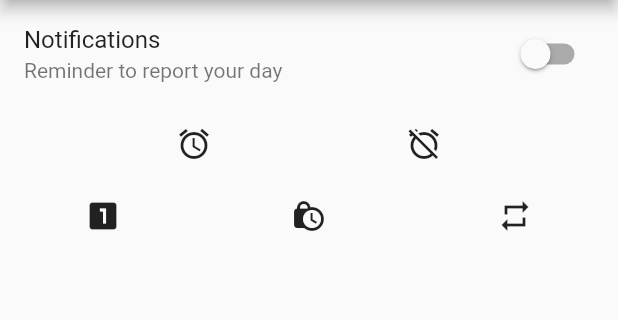
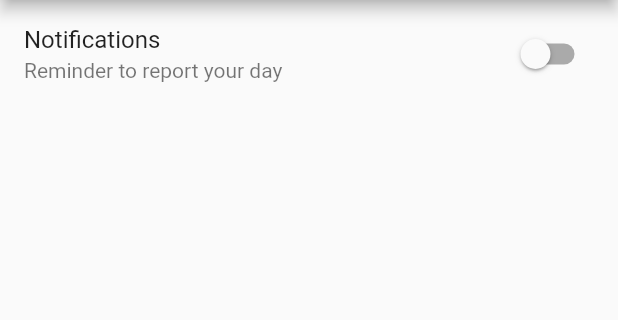
Before and after one commit to Anerak/ProductivityReport_app, a Flutter app: the screen it shows after launch, on a phone screen of 412 x 824 dp, the part 84-404 px from its top. Run offline on Flutter 3.47's test engine with Material 2 defaults, Android fonts, the phone set to English and light mode, and no system bars; our stand-ins replace flutter_local_notifications, hive, hive_flutter, timezone; accounts and stored records are empty; generated files the repository leaves out were written again.

Commit message:
Notification buttons for debug removed.

```diff
--- a/lib/src/views/settings_view.dart
+++ b/lib/src/views/settings_view.dart
@@ -62,12 +62,9 @@ class _SettingsViewState extends State<SettingsView> {
             if (_settings != null && _settings.get('notif_on'))
               ListTile(
                 leading: Icon(Icons.access_alarm),
-                title: Text('Set an hour for the reminder.'),
+                title: Text('Set an hour for the reminder'),
                 trailing: Text(
-                  // Believe me when I say this part is horrible
-                  // but it works.
-                  '${_settings.get('custom_time').first}:${_settings.get('custom_time').last < 10 ? '0' + _settings.get('custom_time').last.toString() : _settings.get('custom_time').last}' ??
-                      '',
+                  _prettyTime(),
                   style: TextStyle(
                     fontSize: 18.0,
                     color: (_settings != null && _settings.get('notif_on'))
@@ -79,8 +76,9 @@ class _SettingsViewState extends State<SettingsView> {
                   TimeOfDay _pickerResult = await showTimePicker(
                     context: context,
                     initialTime: TimeOfDay(
-                        hour: TimeOfDay.now().hour,
-                        minute: TimeOfDay.now().minute + 3),
+                      hour: TimeOfDay.now().hour,
+                      minute: TimeOfDay.now().minute + 3,
+                    ),
                   );
 
                   if (_pickerResult != null) {
@@ -98,56 +96,24 @@ class _SettingsViewState extends State<SettingsView> {
                   }
                 },
               ),
-            Row(
-              mainAxisAlignment: MainAxisAlignment.spaceEvenly,
-              children: [
-                IconButton(
-                  icon: Icon(Icons.access_alarms),
-                  tooltip: 'Show Notifications List',
-                  onPressed: () async {
-                    print(await _localNotifications.pendingNotifications());
-                  },
-                ),
-                IconButton(
-                  icon: Icon(Icons.alarm_off),
-                  tooltip: 'Cancel Notifications',
-                  onPressed: () async {
-                    print(await _localNotifications.cancelNotifications());
-                  },
-                ),
-              ],
-            ),
-            Row(
-              mainAxisAlignment: MainAxisAlignment.spaceAround,
-              children: [
-                IconButton(
-                  icon: Icon(Icons.looks_one),
-                  tooltip: 'Single Notification',
-                  onPressed: () {
-                    _localNotifications.simpleNotification();
-                  },
-                ),
-                IconButton(
-                  icon: Icon(Icons.lock_clock),
-                  tooltip: 'Schedule Notification',
-                  onPressed: () {
-                    _localNotifications.scheduleNotification(
-                        id: 99, sound: true);
-                  },
-                ),
-                IconButton(
-                  icon: Icon(Icons.repeat),
-                  tooltip: 'Recurrent Notification',
-                  onPressed: () {
-                    _localNotifications.periodicNotification(sound: true);
-                  },
-                ),
-              ],
-            ),
           ],
         )),
       ),
     );
+  }
+
+  String _prettyTime() {
+    String time = '';
+    if (_settings.isOpen) {
+      List<int> _settingsTime = _settings.get('custom_time');
+      time += '${_settingsTime.first}:';
+      if (_settingsTime.last < 10) {
+        time += '0${_settingsTime.last}';
+      } else {
+        time += _settingsTime.last.toString();
+      }
+    }
+    return time;
   }
 
   void _toggleNotifications(bool value) {
```
